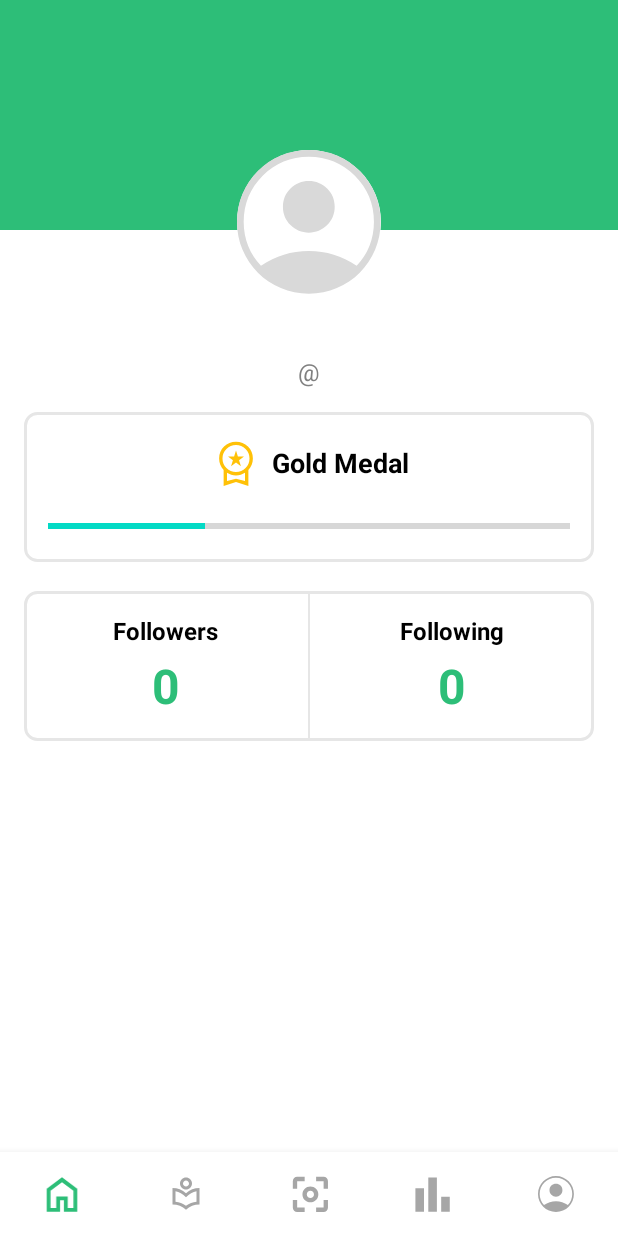
After one commit to gaudhiwaa/productivitypilot-letsgo, an Android app: the NavigationActivity screen opened directly, with no data from a screen before it, on a phone screen of 412 x 824 dp. The commit adds this screen. Run offline under Robolectric (Android 15) with nearby library versions, the phone set to English and light mode, and no system bars; our stand-ins replace Firebase (no records; nobody signed in at launch, a user with empty details on screens opened directly).

Commit message:
fix: activity as fragment

```diff
--- a/Android/app/src/main/AndroidManifest.xml
+++ b/Android/app/src/main/AndroidManifest.xml
@@ -42,8 +42,12 @@
             android:label="@string/app_name"
             android:theme="@style/Theme.ProductivityPilot" />
         <activity
-            android:name=".ProfileActivity"
+            android:name=".ProfileFragment"
             android:label="Profile"
+            android:theme="@style/Theme.ProductivityPilot" />
+        <activity
+            android:name=".NavigationActivity"
+            android:label="Navigation"
             android:theme="@style/Theme.ProductivityPilot" />
 
         <meta-data
--- /dev/null
+++ b/Android/app/src/main/java/com/bangkit/productivitypilot/NavigationActivity.kt
@@ -0,0 +1,59 @@
+package com.bangkit.productivitypilot
+
+import android.content.Intent
+import android.os.Bundle
+import android.view.View
+import androidx.appcompat.app.AppCompatActivity
+import androidx.fragment.app.Fragment
+import com.google.android.material.bottomnavigation.BottomNavigationView
+import com.google.firebase.auth.FirebaseAuth
+import com.google.firebase.firestore.FirebaseFirestore
+
+class NavigationActivity : AppCompatActivity() {
+    private lateinit var bottomNavigationView: BottomNavigationView
+
+    override fun onCreate(savedInstanceState: Bundle?) {
+        super.onCreate(savedInstanceState)
+        setContentView(R.layout.activity_navigation)
+
+        // Set the ProfileFragment as the default fragment
+        replaceFragment(ProfileFragment())
+
+        bottomNavigationView = findViewById(R.id.bottomNavigationView)
+        bottomNavigationView.setOnNavigationItemSelectedListener { item ->
+            when (item.itemId) {
+                R.id.menu_home -> {
+                    true
+                }
+                R.id.menu_search -> {
+                    true
+                }
+                R.id.menu_profile -> {
+                    replaceFragment(ProfileFragment())
+                    true
+                }
+                R.id.menu_studycamera -> {
+                    val intent = Intent(this, ProductiveCameraActivity::class.java)
+                    startActivity(intent)
+                    true
+                }
+                R.id.menu_statistics -> {
+                    true
+                }
+                else -> false
+            }
+
+        }
+
+    }
+
+    private fun replaceFragment(fragment : Fragment){
+
+        val fragmentManager = supportFragmentManager
+        val fragmentTransaction = fragmentManager.beginTransaction()
+        fragmentTransaction.replace(R.id.frame_layout,fragment)
+        fragmentTransaction.commit()
+
+
+    }
+}
--- a/Android/app/src/main/java/com/bangkit/productivitypilot/ProductiveCameraActivity.kt
+++ b/Android/app/src/main/java/com/bangkit/productivitypilot/ProductiveCameraActivity.kt
@@ -6,12 +6,10 @@ import android.hardware.Camera
 import android.os.Bundle
 import android.view.SurfaceHolder
 import android.view.SurfaceView
-import android.view.View
 import android.widget.Button
 import androidx.appcompat.app.AppCompatActivity
 import androidx.core.app.ActivityCompat
 import androidx.core.content.ContextCompat
-import android.content.DialogInterface
 import android.content.Intent
 import androidx.appcompat.widget.Toolbar
 import androidx.appcompat.app.AlertDialog
@@ -77,7 +75,7 @@ class ProductiveCameraActivity : AppCompatActivity(), SurfaceHolder.Callback {
 
 
     private fun navigateToProfileActivity() {
-        val intent = Intent(this, ProfileActivity::class.java)
+        val intent = Intent(this, NavigationActivity::class.java)
         startActivity(intent)
         finish()
     }
--- /dev/null
+++ b/Android/app/src/main/java/com/bangkit/productivitypilot/ProfileFragment.kt
@@ -0,0 +1,91 @@
+package com.bangkit.productivitypilot
+
+import android.content.Context
+import android.content.SharedPreferences
+import android.os.Bundle
+import android.view.LayoutInflater
+import android.view.View
+import android.view.ViewGroup
+import android.widget.ProgressBar
+import android.widget.TextView
+import androidx.fragment.app.Fragment
+import com.google.firebase.auth.FirebaseAuth
+import com.google.firebase.firestore.FirebaseFirestore
+
+class ProfileFragment : Fragment() {
+    private lateinit var progressBar: ProgressBar
+    private lateinit var usernameTextView: TextView
+    private lateinit var nameTextView: TextView
+    private lateinit var progressMedalBar: ProgressBar
+
+    private lateinit var auth: FirebaseAuth
+    private lateinit var firestore: FirebaseFirestore
+
+    private lateinit var sharedPrefs: SharedPreferences
+
+    override fun onCreateView(inflater: LayoutInflater, container: ViewGroup?, savedInstanceState: Bundle?): View? {
+        val view = inflater.inflate(R.layout.fragment_profile, container, false)
+
+        progressBar = view.findViewById(R.id.progressBar)
+        usernameTextView = view.findViewById(R.id.usernameTextView)
+        nameTextView = view.findViewById(R.id.nameTextView)
+        progressMedalBar = view.findViewById(R.id.progressMedalBar)
+
+        // Set the progress to 30%
+        progressMedalBar.progress = 30
+
+        sharedPrefs = requireContext().getSharedPreferences("UserPrefs", Context.MODE_PRIVATE)
+
+        auth = FirebaseAuth.getInstance()
+        firestore = FirebaseFirestore.getInstance()
+
+        val userId = arguments?.getString("userId") ?: ""
+
+        if (userId.isNotEmpty()) {
+            progressBar.visibility = View.VISIBLE // Show the progress bar
+
+            firestore.collection("users")
+                .document(userId)
+                .get()
+                .addOnSuccessListener { document ->
+                    if (document != null && document.exists()) {
+                        val username = document.getString("username")
+                        val name = document.getString("name")
+
+                        // Save the user information in SharedPreferences
+                        saveUserInformation(username, name)
+
+                        // Update the UI
+                        updateUI(username, name)
+
+                        progressBar.visibility = View.GONE // Hide the progress bar
+                    }
+                }
+                .addOnFailureListener { e ->
+                    // Handle failure
+                    progressBar.visibility = View.GONE // Hide the progress bar
+                }
+        } else {
+            // Retrieve the user information from SharedPreferences
+            val username = sharedPrefs.getString("username", "")
+            val name = sharedPrefs.getString("name", "")
+
+            // Update the UI
+            updateUI(username, name)
+        }
+
+        return view
+    }
+
+    private fun saveUserInformation(username: String?, name: String?) {
+        val editor = sharedPrefs.edit()
+        editor.putString("username", username)
+        editor.putString("name", name)
+        editor.apply()
+    }
+
+    private fun updateUI(username: String?, name: String?) {
+        usernameTextView.text = "@$username"
+        nameTextView.text = "$name"
+    }
+}
--- a/Android/app/src/main/java/com/bangkit/productivitypilot/SignIn.kt
+++ b/Android/app/src/main/java/com/bangkit/productivitypilot/SignIn.kt
@@ -72,7 +72,7 @@ class SignIn : AppCompatActivity() {
                     val user = auth.currentUser
                     user?.let {
                         val userId = it.uid
-                        val intent = Intent(this, ProfileActivity::class.java)
+                        val intent = Intent(this, NavigationActivity::class.java)
                         intent.putExtra("userId", userId)
                         startActivity(intent)
                         finish()
--- a/Android/app/src/main/java/com/bangkit/productivitypilot/SignUpDetails.kt
+++ b/Android/app/src/main/java/com/bangkit/productivitypilot/SignUpDetails.kt
@@ -67,7 +67,7 @@ class SignUpDetails : AppCompatActivity() {
                         // Add your desired next steps after successful registration
                         Toast.makeText(this, "Registration successful", Toast.LENGTH_SHORT).show()
                         // For example, navigate to the profile screen
-                        val intent = Intent(this, ProfileActivity::class.java)
+                        val intent = Intent(this, ProfileFragment::class.java)
                         intent.putExtra("userId", userId) // Pass the userId to the ProfileActivity
                         startActivity(intent)
                         finish() // Optional: Close the current activity to prevent going back
--- /dev/null
+++ b/Android/app/src/main/res/layout/activity_navigation.xml
@@ -0,0 +1,28 @@
+<?xml version="1.0" encoding="utf-8"?>
+<RelativeLayout xmlns:android="http://schemas.android.com/apk/res/android"
+    xmlns:app="http://schemas.android.com/apk/res-auto"
+    xmlns:tools="http://schemas.android.com/tools"
+    android:layout_width="match_parent"
+    android:layout_height="match_parent"
+    tools:context=".NavigationActivity">
+
+    <FrameLayout
+        android:id="@+id/frame_layout"
+        android:layout_width="match_parent"
+        android:layout_height="match_parent"
+        android:layout_above="@+id/bottomNavigationView" />
+
+    <com.google.android.material.bottomnavigation.BottomNavigationView
+        android:id="@+id/bottomNavigationView"
+        android:layout_width="match_parent"
+        android:layout_height="wrap_content"
+        android:layout_alignParentBottom="true"
+        app:itemIconTint="@drawable/selector_bottom_nav_icon"
+        app:itemTextColor="@color/purple_200"
+        app:labelVisibilityMode="unlabeled"
+        app:layout_constraintEnd_toEndOf="parent"
+        app:layout_constraintStart_toStartOf="parent"
+        app:menu="@menu/bottom_nav_menu"
+        tools:layout_editor_absoluteY="674dp" />
+
+</RelativeLayout>
--- a/Android/app/src/main/res/layout/activity_profile.xml
+++ b/Android/app/src/main/res/layout/fragment_profile.xml
@@ -78,7 +78,7 @@
     xmlns:tools="http://schemas.android.com/tools"
     android:layout_width="match_parent"
     android:layout_height="match_parent"
-    tools:context=".ProfileActivity">
+    tools:context=".ProfileFragment">
 
     <ProgressBar
         android:id="@+id/progressBar"
@@ -271,15 +271,5 @@
 
     </LinearLayout>
 
-    <com.google.android.material.bottomnavigation.BottomNavigationView
-    android:id="@+id/bottomNavigationView"
-    android:layout_width="match_parent"
-    android:layout_height="wrap_content"
-    android:layout_alignParentBottom="true"
-    app:menu="@menu/bottom_nav_menu"
-    app:itemTextColor="@color/purple_200"
-    app:labelVisibilityMode="unlabeled"
-    app:itemIconTint="@drawable/selector_bottom_nav_icon"
-        />
 
 </RelativeLayout>
```
Also changed, not shown: Android/app/src/main/java/com/bangkit/productivitypilot/ProfileActivity.kt (deleted, +0 -137 lines).
